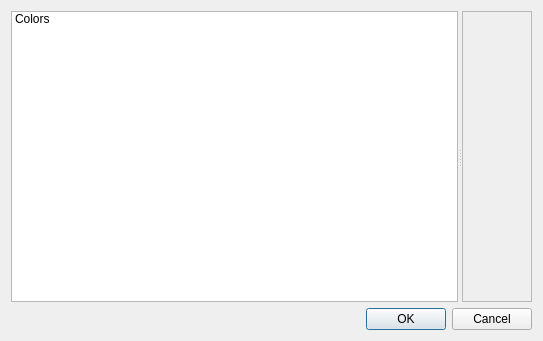
Before: the Qt Designer form configdialog.ui in akupiec/specttt, drawn with Qt 5.
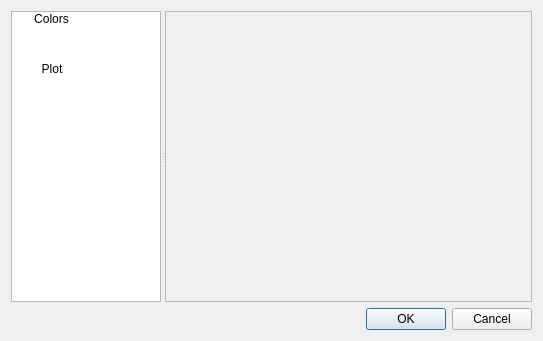
After: the same form once the commit is applied. Icons and pictures are not drawn.

Commit message: plot widget in config dialog

Diff of the .ui file:
```diff
--- a/configdialog.ui
+++ b/configdialog.ui
@@ -23,10 +23,52 @@
       <bool>false</bool>
      </property>
      <widget class="QListWidget" name="listWidget">
+      <property name="maximumSize">
+       <size>
+        <width>150</width>
+        <height>16777215</height>
+       </size>
+      </property>
+      <property name="selectionBehavior">
+       <enum>QAbstractItemView::SelectRows</enum>
+      </property>
+      <property name="iconSize">
+       <size>
+        <width>32</width>
+        <height>32</height>
+       </size>
+      </property>
+      <property name="textElideMode">
+       <enum>Qt::ElideMiddle</enum>
+      </property>
+      <property name="gridSize">
+       <size>
+        <width>80</width>
+        <height>50</height>
+       </size>
+      </property>
+      <property name="viewMode">
+       <enum>QListView::IconMode</enum>
+      </property>
       <item>
        <property name="text">
         <string>Colors</string>
        </property>
+       <property name="icon">
+        <iconset theme="applications-graphics">
+         <normaloff/>
+        </iconset>
+       </property>
+      </item>
+      <item>
+       <property name="text">
+        <string>Plot</string>
+       </property>
+       <property name="icon">
+        <iconset theme="preferences-desktop-screensaver">
+         <normaloff/>
+        </iconset>
+       </property>
       </item>
      </widget>
      <widget class="QScrollArea" name="scrollArea">
@@ -38,7 +80,7 @@
         <rect>
          <x>0</x>
          <y>0</y>
-         <width>162</width>
+         <width>365</width>
          <height>282</height>
         </rect>
        </property>
```
The commit also changes 12 other files.
